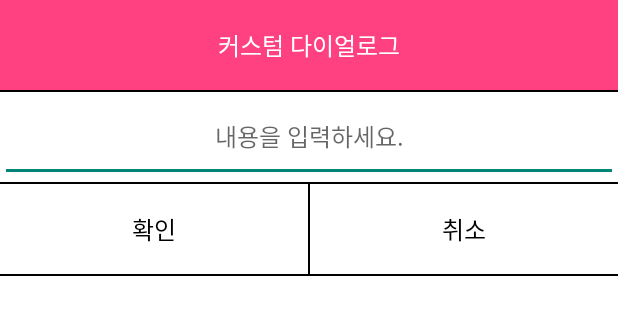
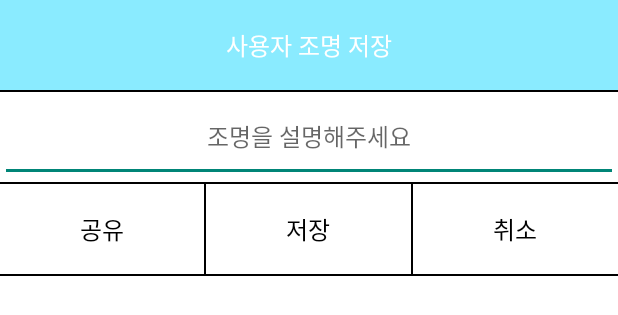
Before and after one commit to khseob0715/MoodLightShare, an Android app: the layout dialog_share.xml on its own in the app's theme, with its tools: preview values and no code run, on a phone screen of 412 x 824 dp. Shown: the top 315 px of the screen. Run offline under Robolectric (Android 15) with nearby library versions, the phone set to English and light mode, and no system bars.

Commit message:
share func

```diff
--- a/app/src/main/res/layout/dialog_share.xml
+++ b/app/src/main/res/layout/dialog_share.xml
@@ -8,11 +8,11 @@
         android:id="@+id/title"
         android:layout_width="match_parent"
         android:layout_height="60dp"
+        android:background="#8aebff"
         android:gravity="center"
+        android:text="사용자 조명 저장"
         android:textColor="#ffffff"
-        android:textSize="16dp"
-        android:text="커스텀 다이얼로그"
-        android:background="@color/colorAccent"/>
+        android:textSize="16dp" />
 
     <View
         android:layout_width="match_parent"
@@ -24,9 +24,9 @@
         android:layout_width="match_parent"
         android:layout_height="60dp"
         android:gravity="center"
+        android:hint="조명을 설명해주세요"
         android:textColor="#000000"
-        android:textSize="16dp"
-        android:hint="내용을 입력하세요."/>
+        android:textSize="16dp" />
     <View
         android:layout_width="match_parent"
         android:layout_height="1dp"
@@ -38,31 +38,50 @@
         android:orientation="horizontal">
 
         <Button
-            android:id="@+id/okButton"
-            android:layout_width="match_parent"
+            android:id="@+id/dialog_shareButton"
+            android:layout_width="wrap_content"
             android:layout_height="60dp"
-            android:layout_weight="1"
+            android:layout_weight="2"
+            android:background="#ffffff"
             android:gravity="center"
-            android:text="확인"
+            android:text="공유"
             android:textColor="#000000"
-            android:textSize="16dp"
-            android:background="#ffffff"/>
+            android:textSize="16dp" />
+
+        <View
+            android:id="@+id/view"
+            android:layout_width="1dp"
+            android:layout_height="match_parent"
+            android:layout_weight="0"
+            android:background="#000000" />
+
+        <Button
+            android:id="@+id/dialog_okButton"
+            android:layout_width="wrap_content"
+            android:layout_height="60dp"
+            android:layout_weight="2"
+            android:background="#ffffff"
+            android:gravity="center"
+            android:text="저장"
+            android:textColor="#000000"
+            android:textSize="16dp" />
 
         <View
             android:layout_width="1dp"
             android:layout_height="match_parent"
+            android:layout_weight="0"
             android:background="#000000" />
 
         <Button
             android:id="@+id/cancelButton"
-            android:layout_width="match_parent"
+            android:layout_width="wrap_content"
             android:layout_height="60dp"
-            android:layout_weight="1"
+            android:layout_weight="2"
+            android:background="#ffffff"
             android:gravity="center"
             android:text="취소"
             android:textColor="#000000"
-            android:textSize="16dp"
-            android:background="#ffffff"/>
+            android:textSize="16dp" />
     </LinearLayout>
 
     <View
--- a/app/src/main/res/layout/fragment_user.xml
+++ b/app/src/main/res/layout/fragment_user.xml
@@ -1,8 +1,9 @@
 <?xml version="1.0" encoding="utf-8"?>
-<ScrollView
+<LinearLayout
     xmlns:android="http://schemas.android.com/apk/res/android"
     xmlns:app="http://schemas.android.com/apk/res-auto"
     android:background="#000000"
+    android:orientation="vertical"
     android:layout_width="match_parent"
     android:layout_height="match_parent">
 
@@ -208,4 +209,4 @@
     </LinearLayout>
 
 
-</ScrollView>
+</LinearLayout>
```
Also changed, not shown: app/src/main/java/com/example/vclab/moodlightshare/Dialog/ShareDialog.java (+36 -1 lines), app/src/main/res/drawable/singgoogle.png.
